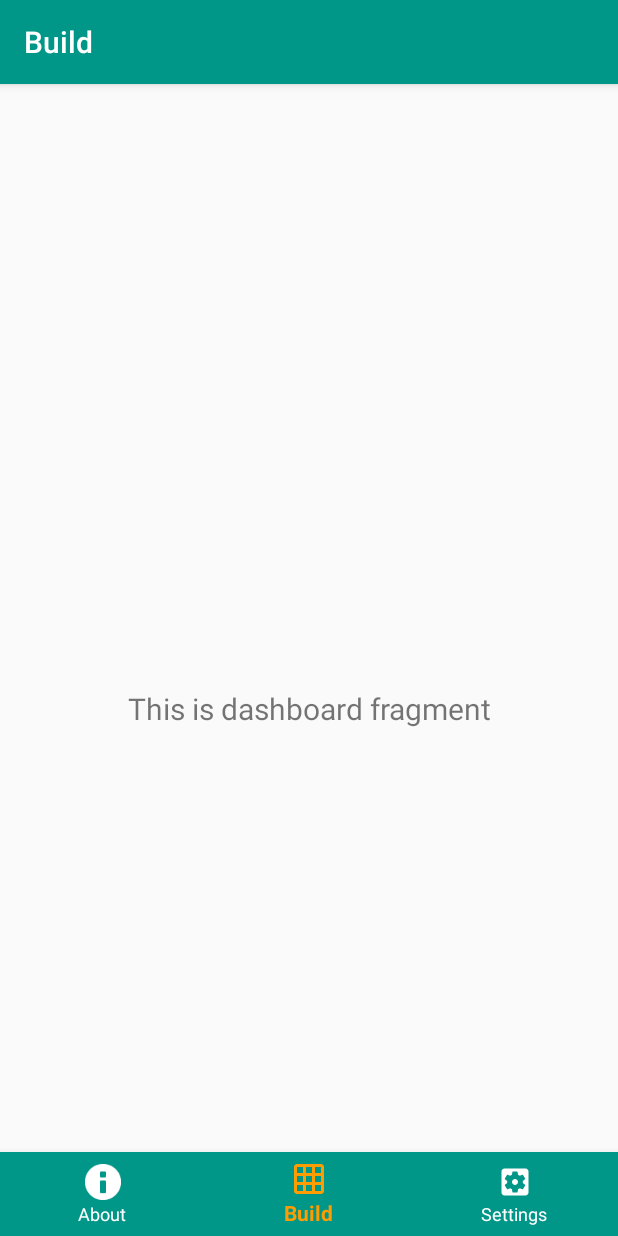
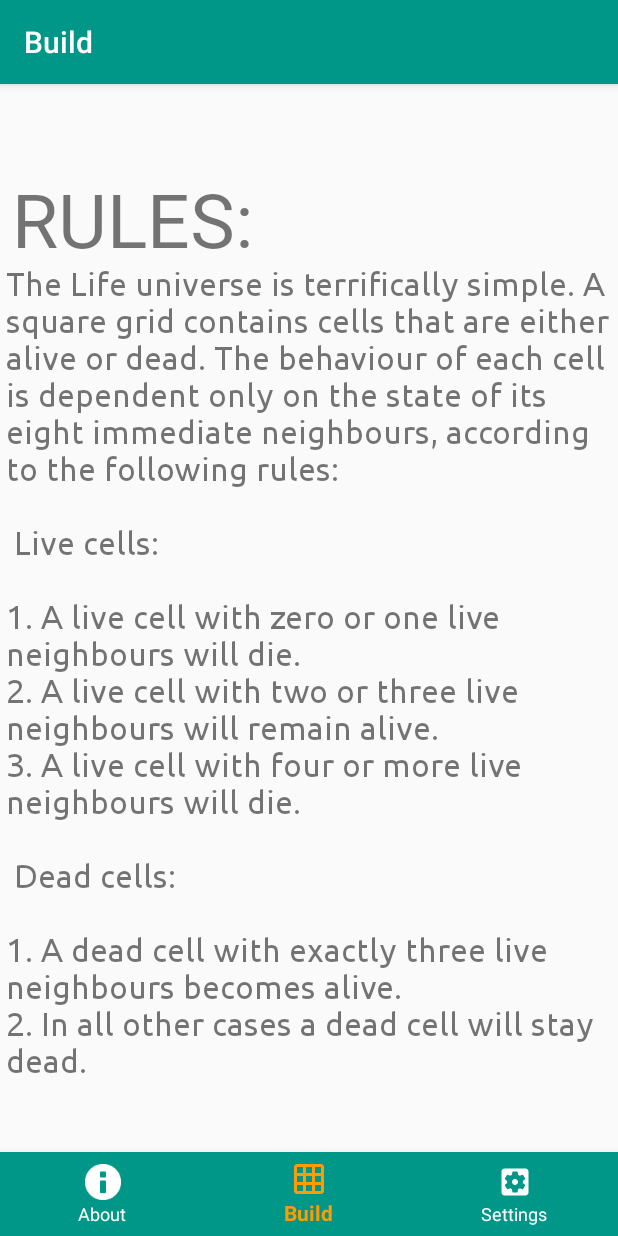
Before and after one commit to OmBhatt9/TheGameOfLife, an Android app: the DashboardFragment screen opened through its navigation route, on a phone screen of 412 x 824 dp. Run offline under Robolectric (Android 15) with nearby library versions, the phone set to English and light mode, and no system bars; our stand-ins replace navigation-ui.

Commit message:
Added Rules to Build, adding play button and gif to be done after pulling.

```diff
--- a/app/src/main/java/com/example/thegameoflife/ui/dashboard/DashboardFragment.java
+++ b/app/src/main/java/com/example/thegameoflife/ui/dashboard/DashboardFragment.java
@@ -23,7 +23,7 @@ public class DashboardFragment extends Fragment {
         dashboardViewModel =
                 ViewModelProviders.of(this).get(DashboardViewModel.class);
         View root = inflater.inflate(R.layout.fragment_dashboard, container, false);
-        final TextView textView = root.findViewById(R.id.text_dashboard);
+        final TextView textView = root.findViewById(R.id.text_rulestopic);
         dashboardViewModel.getText().observe(getViewLifecycleOwner(), new Observer<String>() {
             @Override
             public void onChanged(@Nullable String s) {
--- a/app/src/main/java/com/example/thegameoflife/ui/dashboard/DashboardViewModel.java
+++ b/app/src/main/java/com/example/thegameoflife/ui/dashboard/DashboardViewModel.java
@@ -10,7 +10,7 @@ public class DashboardViewModel extends ViewModel {
 
     public DashboardViewModel() {
         mText = new MutableLiveData<>();
-        mText.setValue("This is dashboard fragment");
+        mText.setValue("RULES:");
     }
 
     public LiveData<String> getText() {
--- a/app/src/main/res/layout/fragment_dashboard.xml
+++ b/app/src/main/res/layout/fragment_dashboard.xml
@@ -6,18 +6,46 @@
     android:layout_height="match_parent"
     tools:context=".ui.dashboard.DashboardFragment">
 
+    <ScrollView
+        android:id="@+id/scrollrules"
+        android:layout_width="wrap_content"
+        android:layout_height="match_parent"
+        >
+
+        <RelativeLayout
+            android:id="@+id/relativescrollrules"
+            android:layout_width="wrap_content"
+            android:layout_height="match_parent">
+
             <TextView
-        android:id="@+id/text_dashboard"
+                android:id="@+id/text_rulestopic"
                 android:layout_width="match_parent"
                 android:layout_height="wrap_content"
+                android:fontFamily="@font/amaticbold"
                 android:layout_marginStart="8dp"
-        android:layout_marginTop="8dp"
                 android:layout_marginEnd="8dp"
-        android:textAlignment="center"
-        android:textSize="20sp"
-        app:layout_constraintBottom_toBottomOf="parent"
-        app:layout_constraintEnd_toEndOf="parent"
+                android:layout_marginLeft="4dp"
+                android:textAlignment="textStart"
+                android:textSize="50sp"
+                android:text="RULES:"
                 app:layout_constraintStart_toStartOf="parent"
                 app:layout_constraintTop_toTopOf="parent"
-        android:gravity="center_horizontal" />
+                android:gravity="start" />
+
+            <TextView
+                android:id="@+id/rulesinfo"
+                android:layout_width="wrap_content"
+                android:layout_height="wrap_content"
+                android:layout_marginLeft="4dp"
+                android:layout_marginTop="64dp"
+                android:fontFamily="@font/ubuntureg"
+                android:gravity="start"
+                android:text="The Life universe is terrifically simple. A square grid contains cells that are either alive or dead. The behaviour of each cell is dependent only on the state of its eight immediate neighbours, according to the following rules:\n\n Live cells:\n\n1. A live cell with zero or one live neighbours will die.\n2. A live cell with two or three live neighbours will remain alive.\n3. A live cell with four or more live neighbours will die.\n\n Dead cells:\n\n1. A dead cell with exactly three live neighbours becomes alive.\n2. In all other cases a dead cell will stay dead."
+                android:textAlignment="textStart"
+                android:textSize="22sp"
+                app:layout_constraintStart_toStartOf="@id/text_rulestopic"
+                app:layout_constraintTop_toBottomOf="@id/text_rulestopic" />
+        </RelativeLayout>
+    </ScrollView>
+
 </androidx.constraintlayout.widget.ConstraintLayout>
--- a/app/src/main/res/layout/fragment_home.xml
+++ b/app/src/main/res/layout/fragment_home.xml
@@ -67,7 +67,7 @@
                 android:fontFamily="@font/ubuntureg"
                 android:gravity="left"
                 android:text="@string/conway_info1"
-                android:textSize="24sp"
+                android:textSize="22sp"
                 android:layout_below="@id/conwaypic"
                 app:layout_constraintBottom_toBottomOf="parent"
                 app:layout_constraintEnd_toEndOf="parent"
@@ -83,11 +83,11 @@
                 android:fontFamily="@font/ubuntureg"
                 android:clickable="true"
                 android:autoLink="all"
-                android:textSize="22sp"
+                android:textSize="20sp"
                 android:text=" Email: ombb2@illinois.edu\n\n
 Email: yangkai4@illinois.edu\n\n
 Phone: +12177990905\n\n
-Location: https://goo.gl/maps/DwNN3snm9h3WBqbz6\n\n"
+Location: \n https://goo.gl/maps/DwNN3snm9h3WBqbz6\n\n\n"
                 android:layout_below="@id/conwayinfo"
                 android:focusable="true" />
         </RelativeLayout>
```
Lines whose indentation alone changed are shown as unchanged.
